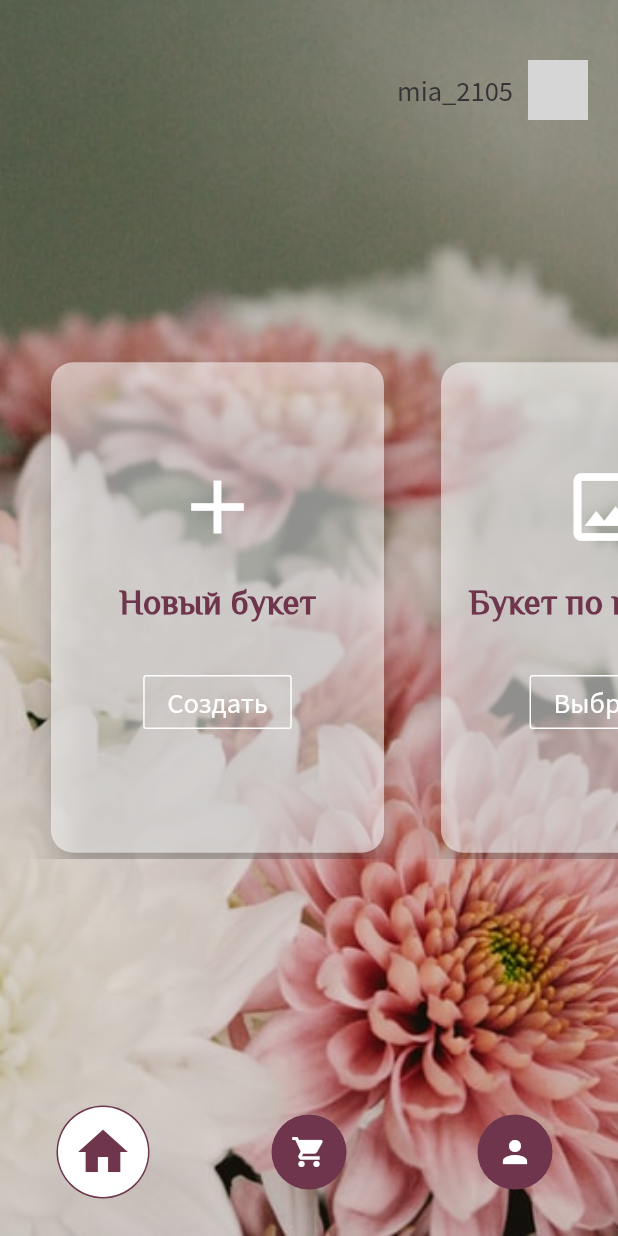
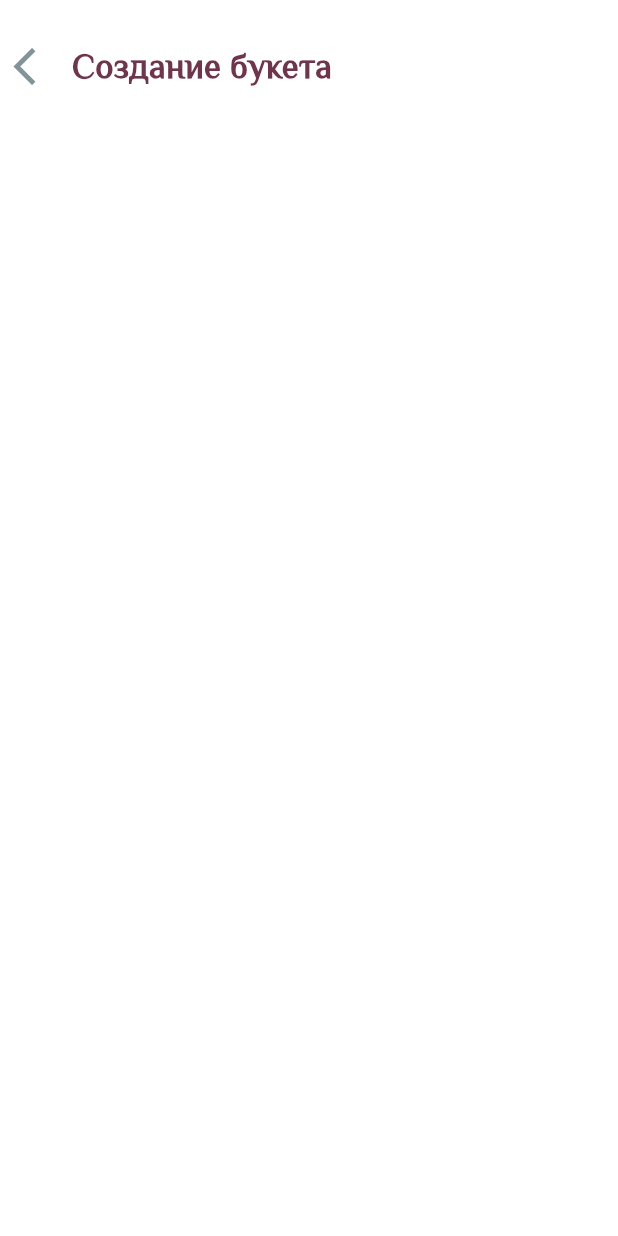
Before and after one commit to ermeevar/FlowerUserUI, a Flutter app: the screen it shows after launch, after a tap on "Создать", on a phone screen of 412 x 824 dp. Run offline on Flutter 3.47's test engine with Material 2 defaults, Android fonts, the light colour scheme and no system bars; our stand-ins replace dio; missing offline and left inert: currency_pickers, dio_http_cache; network calls fail; grey boxes are pictures that could not be loaded.

Commit message:
Add main menu for creating a bouquet

```diff
--- /dev/null
+++ b/lib/screens/bouquet/bouquet.main.dart
@@ -0,0 +1,53 @@
+import 'package:flower_user_ui/models/account.dart';
+import 'package:flower_user_ui/models/user.dart';
+import 'package:flutter/cupertino.dart';
+import 'package:flutter/material.dart';
+
+class BouquetMainMenu extends StatefulWidget{
+  User _user;
+
+  BouquetMainMenu(this._user);
+
+  @override
+  BouquetMainMenuState createState() => BouquetMainMenuState(_user);
+}
+
+class BouquetMainMenuState extends State<BouquetMainMenu>{
+  User _user;
+
+  BouquetMainMenuState(this._user);
+
+  @override
+  Widget build(BuildContext context) {
+    return Scaffold(
+      body: Container(
+        color: Colors.white,
+        child: Column(
+          children: [
+            _header(context),
+          ],
+        ),
+      ),
+    );
+  }
+
+  Widget _header(context){
+    return Container(
+      padding: EdgeInsets.only(top: 20),
+      child: Row(
+        children: [
+          IconButton(
+              icon: Icon(Icons.arrow_back_ios, size: 30),
+              padding: EdgeInsets.zero,
+              color: Color.fromRGBO(130, 147, 153, 1),
+              onPressed: () {
+                Navigator.pop(context);
+              }
+          ),
+          Text("Создание букета",
+              style: Theme.of(context).textTheme.subtitle)
+        ],
+      ),
+    );
+  }
+}
--- a/lib/screens/main.menu/main.menu.content.dart
+++ b/lib/screens/main.menu/main.menu.content.dart
@@ -1,5 +1,6 @@
 import 'package:flower_user_ui/models/account.dart';
 import 'package:flower_user_ui/models/user.dart';
+import 'package:flower_user_ui/screens/bouquet/bouquet.main.dart';
 import 'package:flutter/cupertino.dart';
 import 'package:flutter/material.dart';
 
@@ -80,12 +81,14 @@ class MainMenuContent extends StatelessWidget {
                     padding: EdgeInsets.all(20),
                     child: OutlineButton(
                       onPressed: () {
-
+                        Navigator.push(
+                            context,
+                            MaterialPageRoute(
+                                builder: (context) => BouquetMainMenu(_user)));
                       },
-                      child: Text('Создать', style: Theme.of(context).textTheme.body2),
-                      borderSide: BorderSide(
-                          color:Colors.white
-                      ),
+                      child: Text('Создать',
+                          style: Theme.of(context).textTheme.body2),
+                      borderSide: BorderSide(color: Colors.white),
                     ),
                   )
                 ],
@@ -114,7 +117,8 @@ class MainMenuContent extends StatelessWidget {
                   // ),
                   Padding(
                     padding: EdgeInsets.all(10),
-                    child: Icon(Icons.image_outlined, color: Colors.white, size: 60),
+                    child: Icon(Icons.image_outlined,
+                        color: Colors.white, size: 60),
                   ),
                   Padding(
                     padding: EdgeInsets.all(10),
@@ -124,13 +128,10 @@ class MainMenuContent extends StatelessWidget {
                   Padding(
                     padding: EdgeInsets.all(20),
                     child: OutlineButton(
-                      onPressed: () {
-
-                      },
-                      child: Text('Выбрать', style: Theme.of(context).textTheme.body2),
-                      borderSide: BorderSide(
-                          color:Colors.white
-                      ),
+                      onPressed: () {},
+                      child: Text('Выбрать',
+                          style: Theme.of(context).textTheme.body2),
+                      borderSide: BorderSide(color: Colors.white),
                     ),
                   )
                 ],
@@ -152,7 +153,8 @@ class MainMenuContent extends StatelessWidget {
                 children: [
                   Padding(
                     padding: EdgeInsets.all(10),
-                    child: Icon(Icons.add_shopping_cart, color: Colors.white, size: 60),
+                    child: Icon(Icons.add_shopping_cart,
+                        color: Colors.white, size: 60),
                   ),
                   Padding(
                     padding: EdgeInsets.all(10),
@@ -162,13 +164,10 @@ class MainMenuContent extends StatelessWidget {
                   Padding(
                     padding: EdgeInsets.all(20),
                     child: OutlineButton(
-                      onPressed: () {
-
-                      },
-                      child: Text('Заказать', style: Theme.of(context).textTheme.body2),
-                      borderSide: BorderSide(
-                          color:Colors.white
-                      ),
+                      onPressed: () {},
+                      child: Text('Заказать',
+                          style: Theme.of(context).textTheme.body2),
+                      borderSide: BorderSide(color: Colors.white),
                     ),
                   )
                 ],
```
